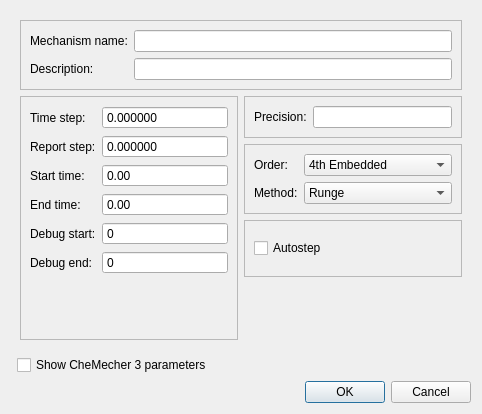
This is src/gui/simparams.ui in stevenvergenz/chemecher as Qt 5 draws it before an edit. The edited form follows.
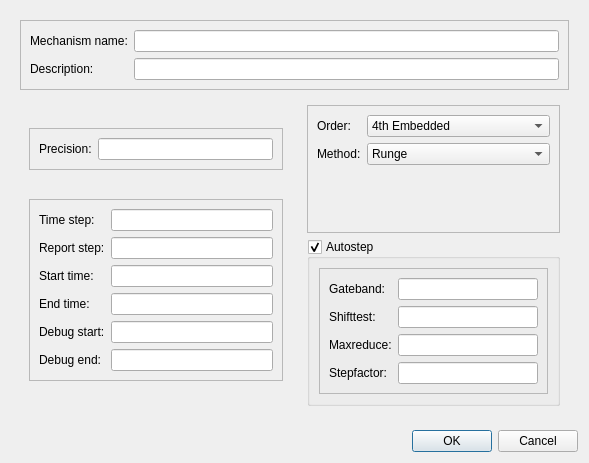
This is the edited form.

Commit message: Worked on SimParams window

```diff
--- a/src/gui/simparams.ui
+++ b/src/gui/simparams.ui
@@ -6,8 +6,8 @@
    <rect>
     <x>0</x>
     <y>0</y>
-    <width>482</width>
-    <height>414</height>
+    <width>589</width>
+    <height>463</height>
    </rect>
   </property>
   <property name="windowTitle">
@@ -61,10 +61,47 @@
         </layout>
        </widget>
       </item>
-      <item row="1" column="0" rowspan="4">
+      <item row="1" column="0" rowspan="2">
+       <widget class="QFrame" name="frame_5">
+        <property name="frameShape">
+         <enum>QFrame::NoFrame</enum>
+        </property>
+        <property name="frameShadow">
+         <enum>QFrame::Raised</enum>
+        </property>
+        <layout class="QVBoxLayout" name="verticalLayout_2">
+         <item>
+          <widget class="QFrame" name="frame_4">
+           <property name="sizePolicy">
+            <sizepolicy hsizetype="MinimumExpanding" vsizetype="Maximum">
+             <horstretch>0</horstretch>
+             <verstretch>0</verstretch>
+            </sizepolicy>
+           </property>
+           <property name="frameShape">
+            <enum>QFrame::StyledPanel</enum>
+           </property>
+           <property name="frameShadow">
+            <enum>QFrame::Raised</enum>
+           </property>
+           <layout class="QFormLayout" name="formLayout_3">
+            <item row="0" column="0">
+             <widget class="QLabel" name="label_9">
+              <property name="text">
+               <string>Precision:</string>
+              </property>
+             </widget>
+            </item>
+            <item row="0" column="1">
+             <widget class="QLineEdit" name="txtPrecision"/>
+            </item>
+           </layout>
+          </widget>
+         </item>
+         <item>
        <widget class="QFrame" name="frame_2">
         <property name="sizePolicy">
-         <sizepolicy hsizetype="MinimumExpanding" vsizetype="Preferred">
+            <sizepolicy hsizetype="MinimumExpanding" vsizetype="Maximum">
           <horstretch>0</horstretch>
           <verstretch>0</verstretch>
          </sizepolicy>
@@ -83,19 +120,6 @@
            </property>
           </widget>
          </item>
-         <item row="0" column="1">
-          <widget class="QDoubleSpinBox" name="spinTimeStep">
-           <property name="buttonSymbols">
-            <enum>QAbstractSpinBox::NoButtons</enum>
-           </property>
-           <property name="suffix">
-            <string/>
-           </property>
-           <property name="decimals">
-            <number>6</number>
-           </property>
-          </widget>
-         </item>
          <item row="1" column="0">
           <widget class="QLabel" name="label_4">
            <property name="text">
@@ -103,19 +127,6 @@
            </property>
           </widget>
          </item>
-         <item row="1" column="1">
-          <widget class="QDoubleSpinBox" name="spinReportStep">
-           <property name="buttonSymbols">
-            <enum>QAbstractSpinBox::NoButtons</enum>
-           </property>
-           <property name="suffix">
-            <string/>
-           </property>
-           <property name="decimals">
-            <number>6</number>
-           </property>
-          </widget>
-         </item>
          <item row="4" column="0">
           <widget class="QLabel" name="label_5">
            <property name="text">
@@ -130,36 +141,6 @@
            </property>
           </widget>
          </item>
-         <item row="3" column="1">
-          <widget class="QDoubleSpinBox" name="spinStartTime">
-           <property name="buttonSymbols">
-            <enum>QAbstractSpinBox::NoButtons</enum>
-           </property>
-           <property name="suffix">
-            <string/>
-           </property>
-          </widget>
-         </item>
-         <item row="4" column="1">
-          <widget class="QDoubleSpinBox" name="spinEndTime">
-           <property name="buttonSymbols">
-            <enum>QAbstractSpinBox::NoButtons</enum>
-           </property>
-           <property name="suffix">
-            <string/>
-           </property>
-          </widget>
-         </item>
-         <item row="5" column="1">
-          <widget class="QSpinBox" name="spinDebugStart">
-           <property name="buttonSymbols">
-            <enum>QAbstractSpinBox::NoButtons</enum>
-           </property>
-           <property name="suffix">
-            <string/>
-           </property>
-          </widget>
-         </item>
          <item row="5" column="0">
           <widget class="QLabel" name="label_7">
            <property name="text">
@@ -174,67 +155,40 @@
            </property>
           </widget>
          </item>
+            <item row="0" column="1">
+             <widget class="QLineEdit" name="txtTimeStep"/>
+            </item>
+            <item row="1" column="1">
+             <widget class="QLineEdit" name="txtReportStep"/>
+            </item>
+            <item row="3" column="1">
+             <widget class="QLineEdit" name="txtStartTime"/>
+            </item>
+            <item row="4" column="1">
+             <widget class="QLineEdit" name="txtEndTime"/>
+            </item>
+            <item row="5" column="1">
+             <widget class="QLineEdit" name="txtDebugStart"/>
+            </item>
          <item row="6" column="1">
-          <widget class="QSpinBox" name="spinDebugEnd">
-           <property name="buttonSymbols">
-            <enum>QAbstractSpinBox::NoButtons</enum>
-           </property>
-           <property name="suffix">
-            <string/>
-           </property>
-          </widget>
+             <widget class="QLineEdit" name="txtDebugEnd"/>
          </item>
         </layout>
        </widget>
       </item>
-      <item row="1" column="1">
-       <widget class="QFrame" name="frame_4">
-        <property name="sizePolicy">
-         <sizepolicy hsizetype="MinimumExpanding" vsizetype="Maximum">
-          <horstretch>0</horstretch>
-          <verstretch>0</verstretch>
-         </sizepolicy>
-        </property>
-        <property name="frameShape">
-         <enum>QFrame::StyledPanel</enum>
-        </property>
-        <property name="frameShadow">
-         <enum>QFrame::Raised</enum>
-        </property>
-        <layout class="QFormLayout" name="formLayout_3">
-         <item row="0" column="0">
-          <widget class="QLabel" name="label_9">
-           <property name="text">
-            <string>Precision:</string>
-           </property>
-          </widget>
-         </item>
-         <item row="0" column="1">
-          <widget class="QLineEdit" name="txtPrecision"/>
-         </item>
         </layout>
        </widget>
       </item>
-      <item row="3" column="1">
-       <widget class="QFrame" name="frame_5">
+      <item row="1" column="1" rowspan="2">
+       <widget class="QFrame" name="frame_8">
         <property name="frameShape">
-         <enum>QFrame::StyledPanel</enum>
+         <enum>QFrame::NoFrame</enum>
         </property>
         <property name="frameShadow">
          <enum>QFrame::Raised</enum>
         </property>
-        <layout class="QVBoxLayout" name="verticalLayout_2">
+        <layout class="QVBoxLayout" name="verticalLayout_3">
          <item>
-          <widget class="QCheckBox" name="checkAutostep">
-           <property name="text">
-            <string>Autostep</string>
-           </property>
-          </widget>
-         </item>
-        </layout>
-       </widget>
-      </item>
-      <item row="2" column="1">
        <widget class="QFrame" name="frame_6">
         <property name="frameShape">
          <enum>QFrame::StyledPanel</enum>
@@ -243,6 +197,9 @@
          <enum>QFrame::Raised</enum>
         </property>
         <layout class="QFormLayout" name="formLayout_4">
+            <property name="fieldGrowthPolicy">
+             <enum>QFormLayout::AllNonFixedFieldsGrow</enum>
+            </property>
          <item row="0" column="0">
           <widget class="QLabel" name="label_10">
            <property name="text">
@@ -311,10 +268,80 @@
         </layout>
        </widget>
       </item>
-     </layout>
+         <item>
+          <widget class="QGroupBox" name="groupBox">
+           <property name="title">
+            <string>Autostep</string>
+           </property>
+           <property name="checkable">
+            <bool>true</bool>
+           </property>
+           <layout class="QVBoxLayout" name="verticalLayout">
+            <item>
+             <widget class="QFrame" name="frame_7">
+              <property name="frameShape">
+               <enum>QFrame::StyledPanel</enum>
+              </property>
+              <property name="frameShadow">
+               <enum>QFrame::Raised</enum>
+              </property>
+              <layout class="QFormLayout" name="formLayout_5">
+               <property name="fieldGrowthPolicy">
+                <enum>QFormLayout::AllNonFixedFieldsGrow</enum>
+               </property>
+               <item row="0" column="0">
+                <widget class="QLabel" name="label_12">
+                 <property name="text">
+                  <string>Gateband:</string>
+                 </property>
+                </widget>
+               </item>
+               <item row="0" column="1">
+                <widget class="QLineEdit" name="txtGateband"/>
+               </item>
+               <item row="1" column="0">
+                <widget class="QLabel" name="label_13">
+                 <property name="text">
+                  <string>Shifttest:</string>
+                 </property>
+                </widget>
+               </item>
+               <item row="1" column="1">
+                <widget class="QLineEdit" name="txtShifttest"/>
+               </item>
+               <item row="2" column="0">
+                <widget class="QLabel" name="label_14">
+                 <property name="text">
+                  <string>Maxreduce:</string>
+                 </property>
     </widget>
    </item>
    <item row="2" column="1">
+                <widget class="QLineEdit" name="txtMaxreduce"/>
+               </item>
+               <item row="3" column="0">
+                <widget class="QLabel" name="label_15">
+                 <property name="text">
+                  <string>Stepfactor:</string>
+                 </property>
+                </widget>
+               </item>
+               <item row="3" column="1">
+                <widget class="QLineEdit" name="txtStepfactor"/>
+               </item>
+              </layout>
+             </widget>
+            </item>
+           </layout>
+          </widget>
+         </item>
+        </layout>
+       </widget>
+      </item>
+     </layout>
+    </widget>
+   </item>
+   <item row="1" column="1">
     <widget class="QDialogButtonBox" name="buttonBox">
      <property name="orientation">
       <enum>Qt::Horizontal</enum>
@@ -324,13 +351,6 @@
      </property>
     </widget>
    </item>
-   <item row="1" column="1">
-    <widget class="QCheckBox" name="checkBox_2">
-     <property name="text">
-      <string>Show CheMecher 3 parameters</string>
-     </property>
-    </widget>
-   </item>
   </layout>
  </widget>
  <resources/>
```
Lines whose indentation alone changed are shown as unchanged. The commit also changes 2 other files.
